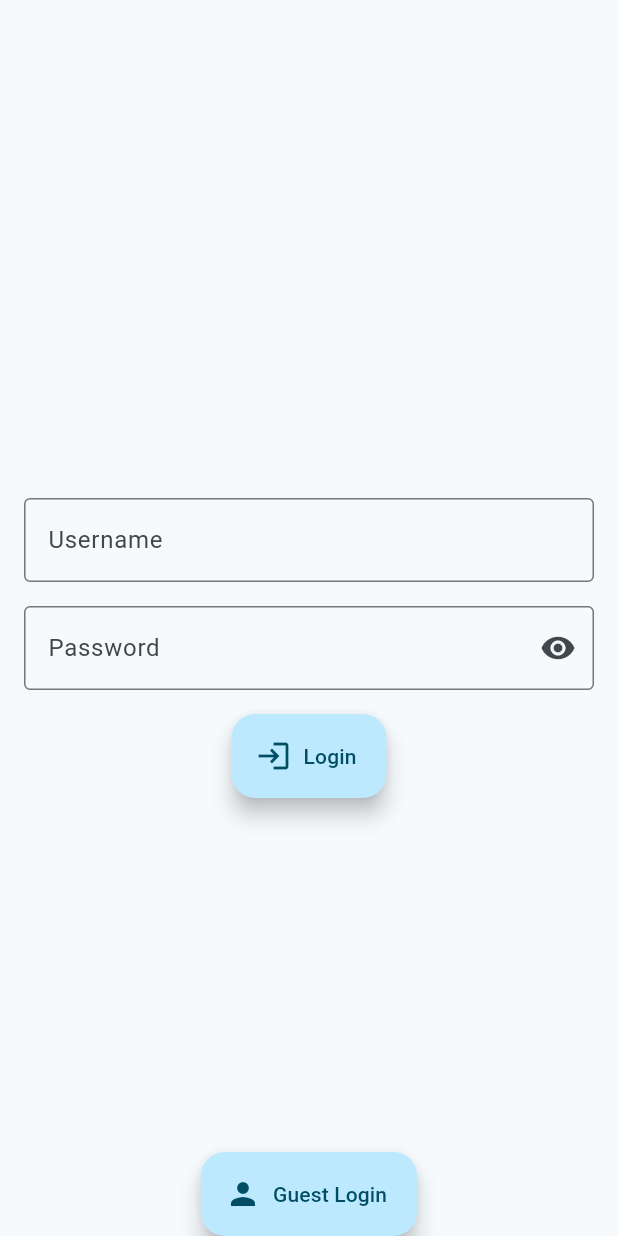
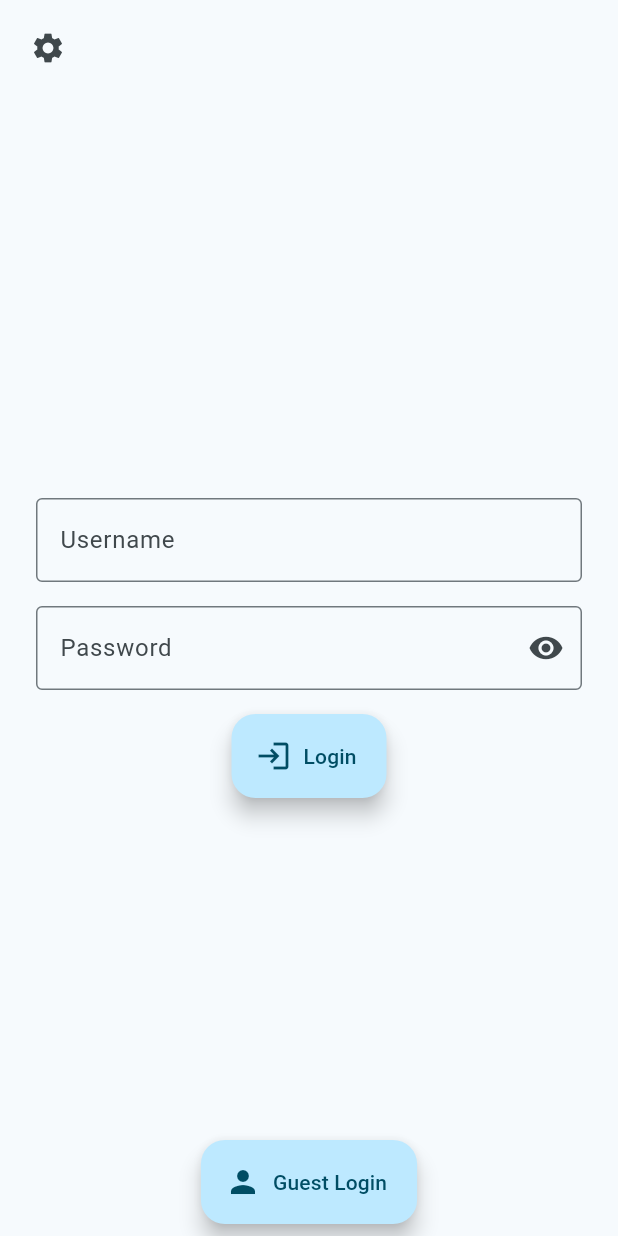
Before and after one commit to ArGeIgJuNiVi/masasas-app, a Flutter app: the screen it shows after launch, on a phone screen of 412 x 824 dp. Run offline on Flutter 3.47's test engine with Material 3 defaults, Android fonts, the phone set to English and light mode, and no system bars; our stand-ins replace convert, flutter_svg; missing offline and left inert: nfc_manager; accounts and stored records are empty.

Commit message:
small settings progress

```diff
--- a/lib/login/login.dart
+++ b/lib/login/login.dart
@@ -2,6 +2,7 @@ import 'package:flutter/material.dart';
 import 'package:masasas_app/config.dart';
 import 'package:masasas_app/login/login_nfc.dart';
 import 'package:masasas_app/login/login_user.dart';
+import 'package:masasas_app/login/settings.dart';
 import 'package:masasas_app/models.dart';
 import 'package:masasas_app/table_list.dart';
 import 'package:masasas_app/utils.dart';
@@ -15,10 +16,13 @@ class Login extends StatefulWidget {
 }
 
 class _LoginState extends State<Login> {
+  bool _settingsOpen = false;
   String? _userID;
   String? _userDailyAccessCode;
   String? _error;
-  LoginPageMethod loginMethod = LoginPageMethod.nfc;
+  LoginPageMethod loginMethod = LoginPageMethod.NFC;
+
+  void closeSettings() => setState(() => _settingsOpen = false);
 
   void setUserCredentials(String userID, String encryptedPassword) async {
     _userID = userID;
@@ -54,6 +58,7 @@ class _LoginState extends State<Login> {
     } catch (_) {
       _nfcAvailable = false;
     }
+    setState(() {});
   }
 
   void invalidateUserCredentials([String? error]) {
@@ -73,6 +78,8 @@ class _LoginState extends State<Login> {
 
   @override
   Widget build(BuildContext context) {
+    if (_settingsOpen) return Settings(closeSettings: closeSettings);
+
     if (_userID != null && _userDailyAccessCode != null) {
       return TableList(
         userID: _userID!,
@@ -84,10 +91,10 @@ class _LoginState extends State<Login> {
     List<LoginPageMethod> otherLoginMethods = LoginPageMethod.values.toList();
 
     if (!_nfcAvailable) {
-      if (loginMethod == LoginPageMethod.nfc) {
-        loginMethod = LoginPageMethod.user;
+      if (loginMethod == LoginPageMethod.NFC) {
+        loginMethod = LoginPageMethod.User;
       }
-      otherLoginMethods.remove(LoginPageMethod.nfc);
+      otherLoginMethods.remove(LoginPageMethod.NFC);
     }
 
     otherLoginMethods.remove(loginMethod);
@@ -95,13 +102,17 @@ class _LoginState extends State<Login> {
     return Stack(
       children: [
         switch (loginMethod) {
-          LoginPageMethod.nfc => LoginNFC(
+          LoginPageMethod.NFC => LoginNFC(
               setUserCredentials: setUserCredentials,
             ),
-          LoginPageMethod.user => LoginPassword(
+          LoginPageMethod.User => LoginPassword(
               setUserCredentials: setUserCredentials,
             ),
         },
+        IconButton(
+          onPressed: () => setState(() => _settingsOpen = true),
+          icon: const Icon(Icons.settings),
+        ),
         Positioned(
           bottom: 0,
           left: 0,
--- a/lib/main.dart
+++ b/lib/main.dart
@@ -22,7 +22,11 @@ class MyApp extends StatelessWidget {
         colorSchemeSeed: Colors.lightGreen,
         brightness: Brightness.dark,
       ),
-      home: const Scaffold(body: Login()),
+      home: const Scaffold(
+          body: Padding(
+        padding: EdgeInsets.all(8.0),
+        child: Login(),
+      )),
     );
   }
 }
--- a/lib/models.dart
+++ b/lib/models.dart
@@ -1,3 +1,5 @@
+// ignore_for_file: constant_identifier_names
+
 import 'dart:math';
 
 import 'package:flutter/material.dart';
@@ -86,18 +88,18 @@ class UserPreferences {
 }
 
 enum LoginPageMethod {
-  nfc,
-  user,
+  NFC,
+  User,
 }
 
 Widget loginPageIcon(LoginPageMethod method) => switch (method) {
-      LoginPageMethod.nfc => Transform.rotate(
+      LoginPageMethod.NFC => Transform.rotate(
           angle: pi / 2,
           child: const Icon(
             Icons.wifi_rounded,
           ),
         ),
-      LoginPageMethod.user => const Icon(Icons.login),
+      LoginPageMethod.User => const Icon(Icons.login),
     };
 
 Widget deskIcon(String iconName) => switch (iconName) {
```
Also changed, not shown: lib/login/settings.dart (added, +40 -0 lines), lib/table_manager.dart (+6 -9 lines), 1 other file.
